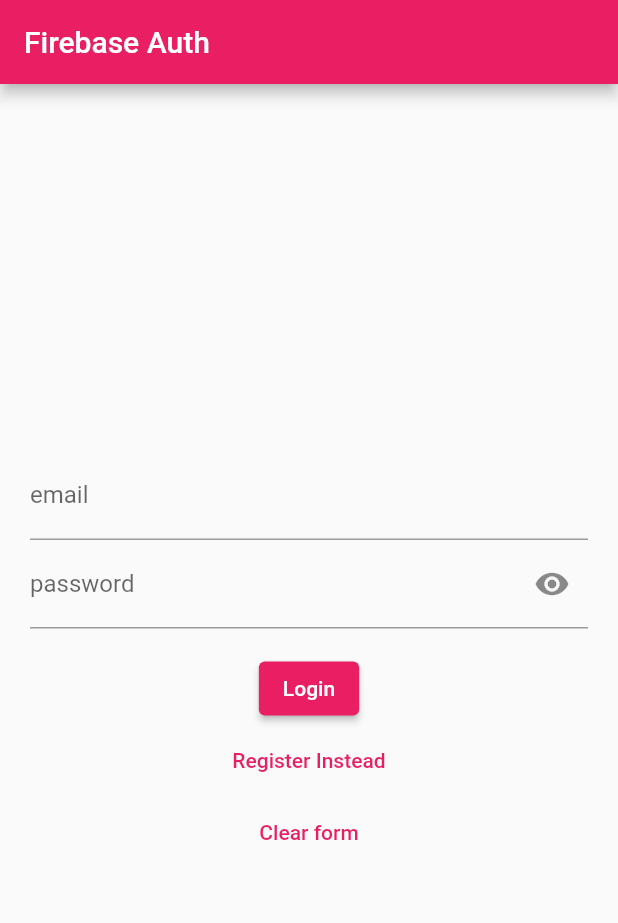
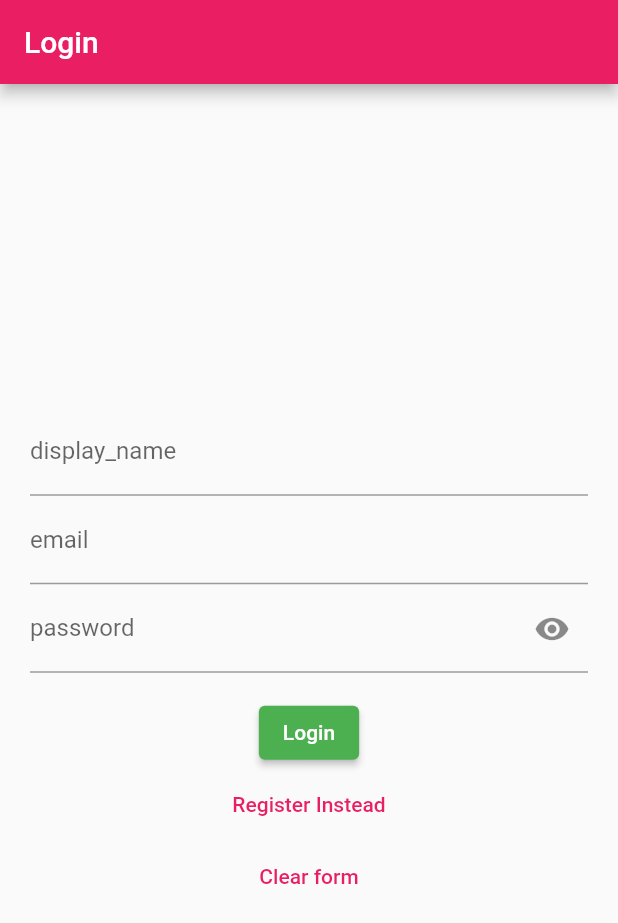
Before and after one commit to 26june/walkerrr, a Flutter app: the screen it shows after launch, on a phone screen of 412 x 824 dp. Shown: the top 923 px of the screen. Run offline on Flutter 3.47's test engine with Material 2 defaults, Android fonts, the phone set to English and light mode, and no system bars; our stand-ins replace firebase_auth, firebase_core, pedometer, percent_indicator; accounts and stored records are empty.

Commit message:
user displayName field and pages name

```diff
--- a/lib/pages/login_register_page.dart
+++ b/lib/pages/login_register_page.dart
@@ -14,8 +14,12 @@ class _LoginPageState extends State<LoginPage> {
   bool isLogin = true;
   bool _isVisible = true;
 
-  final TextEditingController _controllerEmail = TextEditingController();
-  final TextEditingController _controllerPassword = TextEditingController();
+  final TextEditingController _controllerDisplayName =
+      TextEditingController(text: "");
+  final TextEditingController _controllerEmail =
+      TextEditingController(text: "");
+  final TextEditingController _controllerPassword =
+      TextEditingController(text: "");
 
   Future<void> signInWithEmailAndPassword() async {
     try {
@@ -40,32 +44,46 @@ class _LoginPageState extends State<LoginPage> {
   }
 
   Widget _title() {
-    return const Text("Firebase Auth");
+    return const Text("Login");
   }
 
-  Widget _entryField(
-    String title,
-    TextEditingController controller,
+  Widget _entryFieldDisplayName(
+    String displayname,
+    TextEditingController _controllerDisplayName,
   ) {
     return TextField(
-      controller: controller,
+      enableSuggestions: true,
+      controller: _controllerDisplayName,
       decoration: InputDecoration(
-        labelText: title,
+        labelText: displayname,
+      ),
+    );
+  }
+
+  Widget _entryFieldEmail(
+    String email,
+    TextEditingController _controllerEmail,
+  ) {
+    return TextField(
+      enableSuggestions: true,
+      controller: _controllerEmail,
+      decoration: InputDecoration(
+        labelText: email,
       ),
     );
   }
 
   Widget _entryFieldPassword(
-    String title,
-    TextEditingController controller,
+    String password,
+    TextEditingController _controllerPassword,
   ) {
     return TextField(
       obscureText: _isVisible,
       enableSuggestions: false,
       autocorrect: false,
-      controller: controller,
+      controller: _controllerPassword,
       decoration: InputDecoration(
-        labelText: title,
+        labelText: password,
         suffixIcon: IconButton(
           icon: Icon(
             _isVisible ? Icons.visibility : Icons.visibility_off,
@@ -86,6 +104,8 @@ class _LoginPageState extends State<LoginPage> {
 
   Widget _submitButton() {
     return ElevatedButton(
+        style: ElevatedButton.styleFrom(
+            backgroundColor: Colors.green, foregroundColor: Colors.white),
         onPressed: isLogin
             ? signInWithEmailAndPassword
             : createUserWithEmailAndPassword,
@@ -95,10 +115,11 @@ class _LoginPageState extends State<LoginPage> {
   Widget _clearForm() {
     return TextButton(
         onPressed: () {
+          _controllerDisplayName.clear();
           _controllerEmail.clear();
           _controllerPassword.clear();
         },
-        child: Text("Clear form"));
+        child: const Text("Clear form"));
   }
 
   Widget _loginOrRegisterButton() {
@@ -125,7 +146,8 @@ class _LoginPageState extends State<LoginPage> {
           crossAxisAlignment: CrossAxisAlignment.center,
           mainAxisAlignment: MainAxisAlignment.center,
           children: <Widget>[
-            _entryField("email", _controllerEmail),
+            _entryFieldDisplayName("display_name", _controllerDisplayName),
+            _entryFieldEmail("email", _controllerEmail),
             _entryFieldPassword("password", _controllerPassword),
             _errorMessage(),
             _submitButton(),
```
Also changed, not shown: lib/pages/home_page.dart (+25 -10 lines).
